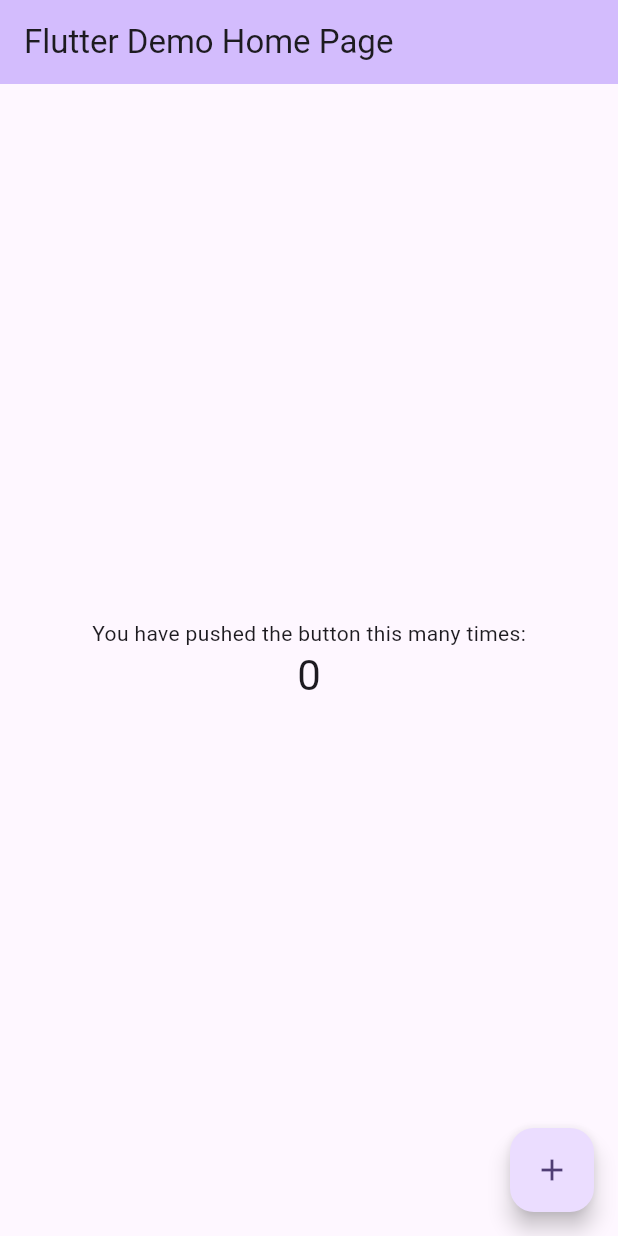
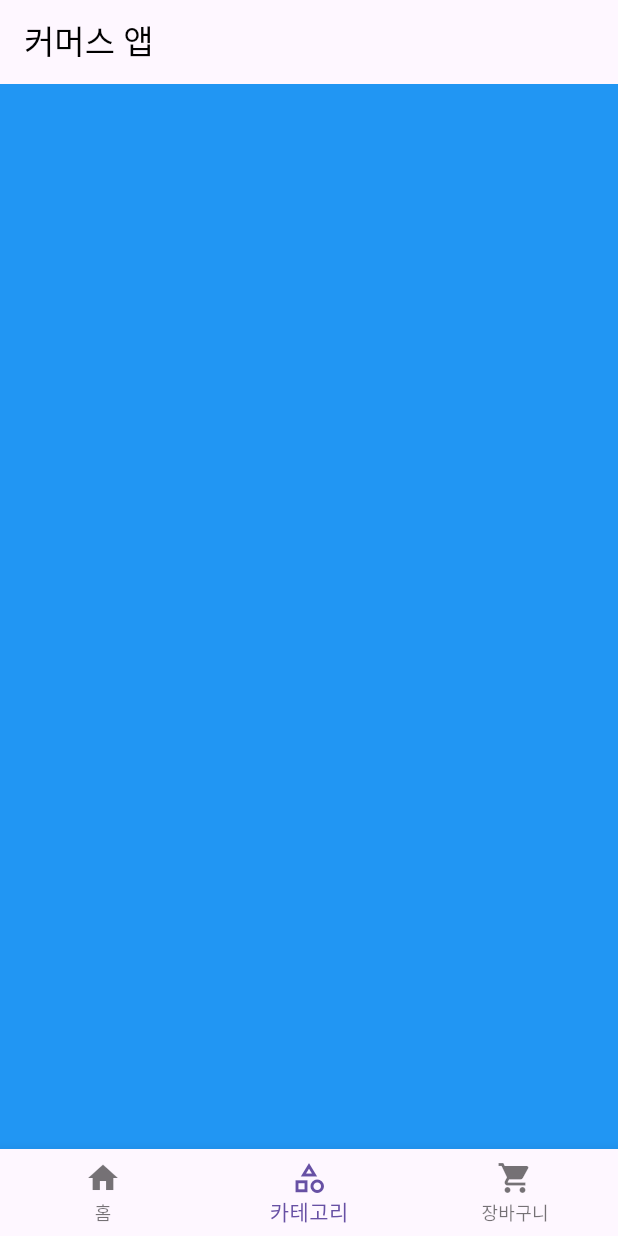
Before and after one commit to jinhan38/commerce_20250828, a Flutter app: the screen it shows after launch, on a phone screen of 412 x 824 dp. Run offline on Flutter 3.47's test engine with Material 3 defaults, Android fonts, the phone set to English and light mode, and no system bars.

Commit message:
커머스 앱 개발중

```diff
--- a/lib/main.dart
+++ b/lib/main.dart
@@ -1,122 +1,21 @@
+import 'package:commerce_20250828/screen/main/main_screen.dart';
 import 'package:flutter/material.dart';
 
 void main() {
-  runApp(const MyApp());
+  runApp(MyApp());
 }
 
 class MyApp extends StatelessWidget {
   const MyApp({super.key});
 
-  // This widget is the root of your application.
   @override
   Widget build(BuildContext context) {
     return MaterialApp(
-      title: 'Flutter Demo',
+      title: "Commerce SMWU",
       theme: ThemeData(
-        // This is the theme of your application.
-        //
-        // TRY THIS: Try running your application with "flutter run". You'll see
-        // the application has a purple toolbar. Then, without quitting the app,
-        // try changing the seedColor in the colorScheme below to Colors.green
-        // and then invoke "hot reload" (save your changes or press the "hot
-        // reload" button in a Flutter-supported IDE, or press "r" if you used
-        // the command line to start the app).
-        //
-        // Notice that the counter didn't reset back to zero; the application
-        // state is not lost during the reload. To reset the state, use hot
-        // restart instead.
-        //
-        // This works for code too, not just values: Most code changes can be
-        // tested with just a hot reload.
-        colorScheme: ColorScheme.fromSeed(seedColor: Colors.deepPurple),
+        primarySwatch: Colors.blue
       ),
-      home: const MyHomePage(title: 'Flutter Demo Home Page'),
+      home: MainScreen(),
     );
   }
 }
-
-class MyHomePage extends StatefulWidget {
-  const MyHomePage({super.key, required this.title});
-
-  // This widget is the home page of your application. It is stateful, meaning
-  // that it has a State object (defined below) that contains fields that affect
-  // how it looks.
-
-  // This class is the configuration for the state. It holds the values (in this
-  // case the title) provided by the parent (in this case the App widget) and
-  // used by the build method of the State. Fields in a Widget subclass are
-  // always marked "final".
-
-  final String title;
-
-  @override
-  State<MyHomePage> createState() => _MyHomePageState();
-}
-
-class _MyHomePageState extends State<MyHomePage> {
-  int _counter = 0;
-
-  void _incrementCounter() {
-    setState(() {
-      // This call to setState tells the Flutter framework that something has
-      // changed in this State, which causes it to rerun the build method below
-      // so that the display can reflect the updated values. If we changed
-      // _counter without calling setState(), then the build method would not be
-      // called again, and so nothing would appear to happen.
-      _counter++;
-    });
-  }
-
-  @override
-  Widget build(BuildContext context) {
-    // This method is rerun every time setState is called, for instance as done
-    // by the _incrementCounter method above.
-    //
-    // The Flutter framework has been optimized to make rerunning build methods
-    // fast, so that you can just rebuild anything that needs updating rather
-    // than having to individually change instances of widgets.
-    return Scaffold(
-      appBar: AppBar(
-        // TRY THIS: Try changing the color here to a specific color (to
-        // Colors.amber, perhaps?) and trigger a hot reload to see the AppBar
-        // change color while the other colors stay the same.
-        backgroundColor: Theme.of(context).colorScheme.inversePrimary,
-        // Here we take the value from the MyHomePage object that was created by
-        // the App.build method, and use it to set our appbar title.
-        title: Text(widget.title),
-      ),
-      body: Center(
-        // Center is a layout widget. It takes a single child and positions it
-        // in the middle of the parent.
-        child: Column(
-          // Column is also a layout widget. It takes a list of children and
-          // arranges them vertically. By default, it sizes itself to fit its
-          // children horizontally, and tries to be as tall as its parent.
-          //
-          // Column has various properties to control how it sizes itself and
-          // how it positions its children. Here we use mainAxisAlignment to
-          // center the children vertically; the main axis here is the vertical
-          // axis because Columns are vertical (the cross axis would be
-          // horizontal).
-          //
-          // TRY THIS: Invoke "debug painting" (choose the "Toggle Debug Paint"
-          // action in the IDE, or press "p" in the console), to see the
-          // wireframe for each widget.
-          mainAxisAlignment: MainAxisAlignment.center,
-          children: <Widget>[
-            const Text('You have pushed the button this many times:'),
-            Text(
-              '$_counter',
-              style: Theme.of(context).textTheme.headlineMedium,
-            ),
-          ],
-        ),
-      ),
-      floatingActionButton: FloatingActionButton(
-        onPressed: _incrementCounter,
-        tooltip: 'Increment',
-        child: const Icon(Icons.add),
-      ), // This trailing comma makes auto-formatting nicer for build methods.
-    );
-  }
-}
--- /dev/null
+++ b/lib/screen/main/main_screen.dart
@@ -0,0 +1,48 @@
+import 'package:flutter/material.dart';
+
+class MainScreen extends StatefulWidget {
+  const MainScreen({super.key});
+
+  @override
+  State<MainScreen> createState() => _MainScreenState();
+}
+
+class _MainScreenState extends State<MainScreen> {
+  int currentIndex = 1;
+
+  @override
+  Widget build(BuildContext context) {
+    return Scaffold(
+      appBar: AppBar(
+        title: Text("커머스 앱", style: TextStyle(color: Colors.black)),
+      ),
+      body: IndexedStack(
+        index: currentIndex,
+        children: [
+          Container(color: Colors.red),
+          Container(color: Colors.blue),
+          Container(color: Colors.green),
+        ],
+      ),
+      bottomNavigationBar: navigationBar(),
+    );
+  }
+
+  BottomNavigationBar navigationBar() {
+    return BottomNavigationBar(
+      items: [
+        BottomNavigationBarItem(icon: Icon(Icons.home), label: "홈"),
+        BottomNavigationBarItem(
+          icon: Icon(Icons.category_outlined),
+          label: "카테고리",
+        ),
+        BottomNavigationBarItem(icon: Icon(Icons.shopping_cart), label: "장바구니"),
+      ],
+      currentIndex: currentIndex,
+      onTap: (value) {
+        currentIndex = value;
+        setState(() {});
+      },
+    );
+  }
+}
```
Also changed, not shown: 1 other file.
